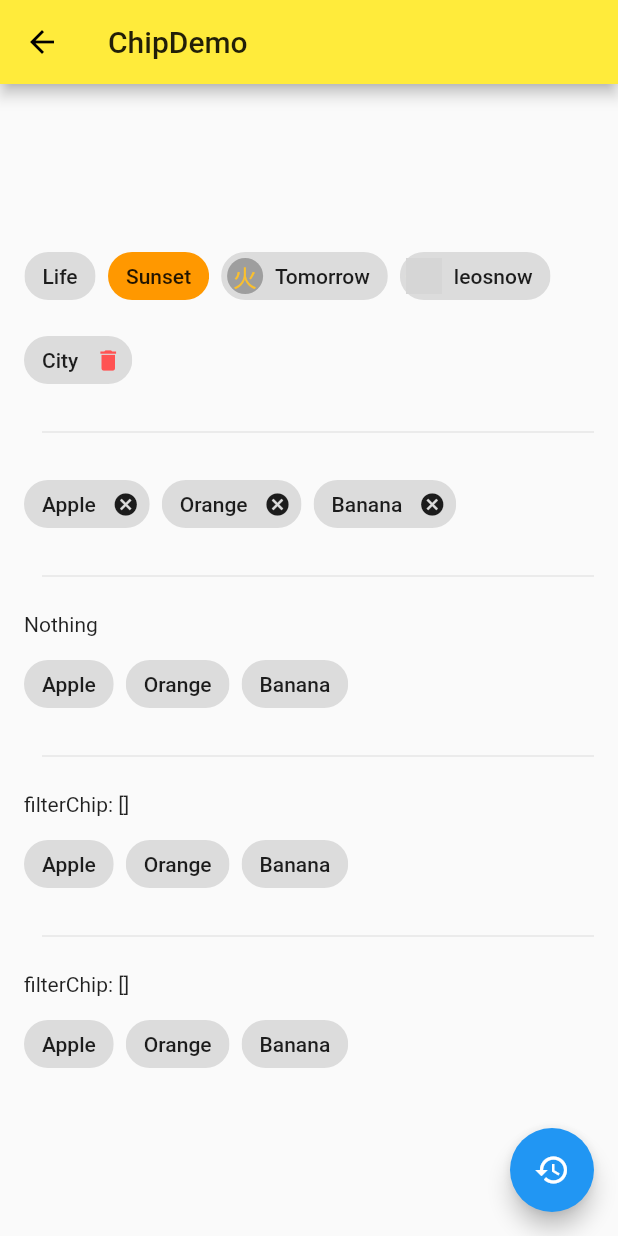
After one commit to leosnow99/flutterDemo, a Flutter app: the ChipDemo screen opened directly, on a phone screen of 412 x 824 dp. The commit adds this screen. Run offline on Flutter 3.47's test engine with Material 2 defaults, Android fonts, the phone set to English and light mode, and no system bars; missing offline and left inert: protobuf; network calls fail; grey boxes are pictures that could not be loaded.

Commit message:
Basic component is complete!

```diff
--- /dev/null
+++ b/lib/demo/chipDemo.dart
@@ -0,0 +1,153 @@
+import 'package:flutter/material.dart';
+
+class ChipDemo extends StatefulWidget {
+  @override
+  _ChipDemoState createState() => _ChipDemoState();
+}
+
+class _ChipDemoState extends State<ChipDemo> {
+  List<String> _tags = ['Apple', 'Orange', 'Banana'];
+  String _action = 'Nothing';
+  List<String> _selected = [];
+  String _choice = 'Lemon';
+
+
+  @override
+  Widget build(BuildContext context) {
+    return Scaffold(
+      appBar: AppBar(
+        title: Text("ChipDemo"),
+      ),
+      body: Container(
+        padding: EdgeInsets.all(16.0),
+        child: Column(mainAxisAlignment: MainAxisAlignment.center, children: [
+          Wrap(
+            spacing: 8.0,
+            runSpacing: 8.0,
+            children: [
+              Chip(label: Text('Life')),
+              Chip(
+                label: Text("Sunset"),
+                backgroundColor: Colors.orange,
+              ),
+              Chip(
+                label: Text('Tomorrow'),
+                avatar: CircleAvatar(
+                  backgroundColor: Colors.grey,
+                  child: Text("火"),
+                ),
+              ),
+              Chip(
+                label: Text('leosnow'),
+                avatar: CircleAvatar(
+                  backgroundImage:
+                      NetworkImage('https://cdn.pixabay.com/photo/2020/11/08/16/57/forest-5724397_960_720.jpg'),
+                ),
+              ),
+              Chip(
+                label: Text('City'),
+                onDeleted: () {},
+                deleteIcon: Icon(Icons.delete),
+                deleteIconColor: Colors.redAccent,
+                deleteButtonTooltipMessage: 'Remove this tag',
+              ),
+              Divider(
+                height: 32.0,
+                indent: 12.0, //分割符缩进
+              ),
+              Wrap(
+                spacing: 8.0,
+                children: _tags
+                    .map((tag) => Chip(
+                          label: Text(tag),
+                          onDeleted: () {
+                            setState(() {
+                              _tags.remove(tag);
+                            });
+                          },
+                        ))
+                    .toList(),
+              ),
+              Divider(
+                height: 32.0,
+                indent: 12.0, //分割符缩进
+              ),
+              Container(
+                width: double.infinity,
+                child: Text(_action)
+              ),
+              Wrap(
+                spacing: 8.0,
+                children: _tags.map((tag) => ActionChip(
+                          label: Text(tag),
+                          onPressed: (){
+                            setState(() {
+                              _action = tag;
+                            });
+                          },
+                        ))
+                    .toList(),
+              ),
+              Divider(
+                height: 32.0,
+                indent: 12.0, //分割符缩进
+              ),
+              Container(
+                width: double.infinity,
+                child: Text("filterChip: ${_selected.toString() }")
+              ),
+              Wrap(
+                spacing: 8.0,
+                children: _tags.map((tag) => FilterChip(
+                          label: Text(tag),
+                          selected: _selected.contains(tag),
+                          onSelected: (value) {
+                            setState(() {
+                              if(_selected.contains(tag)) {
+                                _selected.remove(tag);
+                              } else {
+                                _selected.add(tag);
+                              }
+                            });
+                          },
+                        ))
+                    .toList(),
+              ),
+              Divider(
+                height: 32.0,
+                indent: 12.0, //分割符缩进
+              ),
+              Container(
+                  width: double.infinity,
+                  child: Text("filterChip: ${_selected.toString() }")
+              ),
+              Wrap(
+                spacing: 8.0,
+                children: _tags.map((tag) => ChoiceChip(
+                  label: Text(tag),
+                  selected: _choice == tag,
+                  onSelected: (value) {
+                    setState(() {
+                      _choice = tag;
+                    });
+                  },
+                ))
+                    .toList(),
+              ),
+            ],
+          ),
+        ]),
+      ),
+      floatingActionButton: FloatingActionButton(
+        child: Icon(Icons.restore),
+        onPressed: () {
+          setState(() {
+            _tags = ['Apple', 'Orange', 'Banana'];
+            _selected = [];
+            _choice = 'Lemon';
+          });
+        },
+      ),
+    );
+  }
+}
```
Also changed, not shown: lib/demo/MaterialComponents.dart (+10 -0 lines), lib/demo/cardDemo.dart (added, +91 -0 lines), lib/demo/dataTableDemo.dart (added, +83 -0 lines), lib/demo/paginatedDataTableDemo.dart (added, +87 -0 lines), lib/demo/stepperDemo.dart (added, +67 -0 lines).
